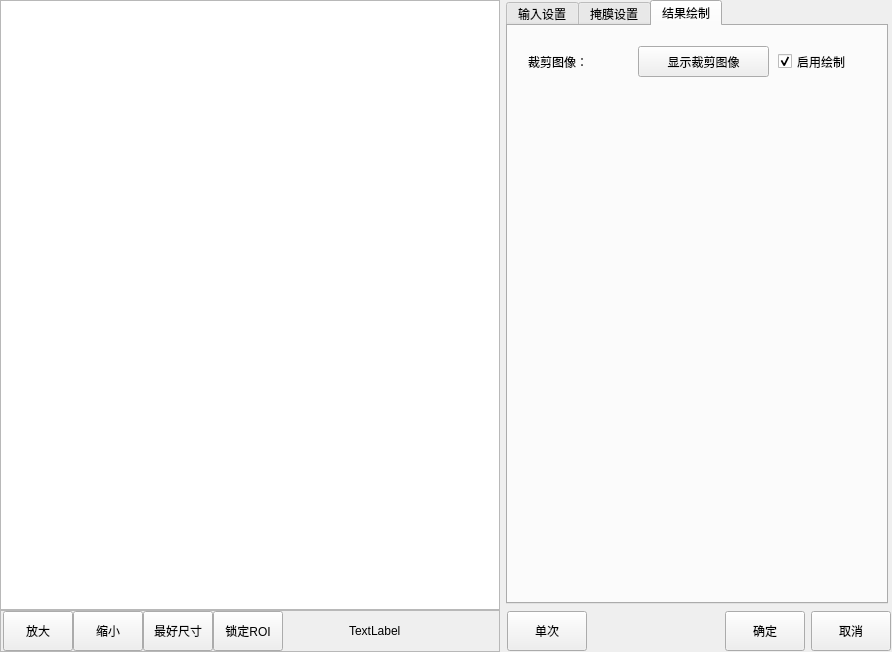
The window that CMvVisionParamWidget/CMvVisionParamWidget/formFiles/CMvColorImagesCut.ui (OrangLBlue/QtUI_For_Work) describes before a commit, drawn with Qt 5.
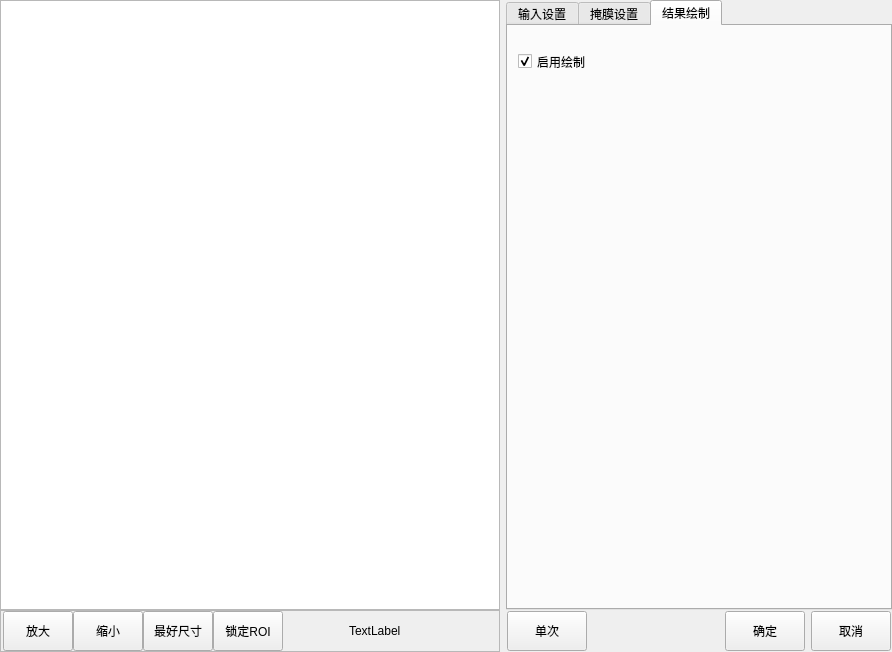
The same window after the commit. The open tabs and pages were chosen to show the change.

Commit message: 盘查修复bug 以及添加了彩色图像和黑白图像处理的界面

Patch:
```diff
--- a/CMvVisionParamWidget/CMvVisionParamWidget/formFiles/CMvColorImagesCut.ui
+++ b/CMvVisionParamWidget/CMvVisionParamWidget/formFiles/CMvColorImagesCut.ui
@@ -192,6 +192,9 @@
    </item>
    <item>
     <layout class="QVBoxLayout" name="verticalLayout_2">
+     <property name="spacing">
+      <number>0</number>
+     </property>
      <item>
       <widget class="QTabWidget" name="tabWidget">
        <property name="minimumSize">
@@ -202,7 +205,7 @@
        </property>
        <property name="maximumSize">
         <size>
-         <width>380</width>
+         <width>16777215</width>
          <height>16777215</height>
         </size>
        </property>
@@ -635,7 +638,7 @@
         <widget class="QCheckBox" name="checkBox_valuTrig_4">
          <property name="geometry">
           <rect>
-           <x>270</x>
+           <x>10</x>
            <y>20</y>
            <width>80</width>
            <height>31</height>
@@ -648,32 +651,6 @@
           <bool>true</bool>
          </property>
         </widget>
-        <widget class="QPushButton" name="pushbutton_cuttingPicture">
-         <property name="geometry">
-          <rect>
-           <x>130</x>
-           <y>20</y>
-           <width>131</width>
-           <height>31</height>
-          </rect>
-         </property>
-         <property name="text">
-          <string>显示裁剪图像</string>
-         </property>
-        </widget>
-        <widget class="QLabel" name="label_cuttingPicture">
-         <property name="geometry">
-          <rect>
-           <x>20</x>
-           <y>20</y>
-           <width>111</width>
-           <height>31</height>
-          </rect>
-         </property>
-         <property name="text">
-          <string>裁剪图像：</string>
-         </property>
-        </widget>
        </widget>
       </widget>
      </item>
```
Left out of the diff: 110 changed lines with no effect on the pictures. The commit also changes 44 other files.
